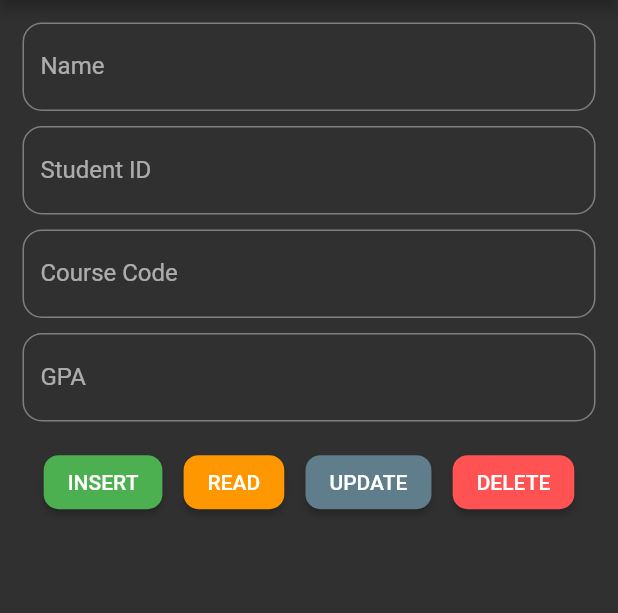
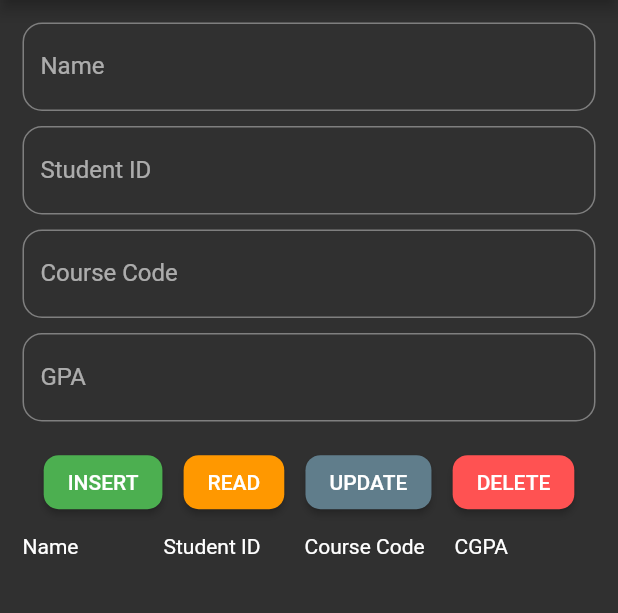
Before and after one commit to Sohag-84/student_database, a Flutter app: the screen it shows after launch, after a tap on "DELETE", on a phone screen of 412 x 824 dp, the part 84-697 px from its top. Run offline on Flutter 3.47's test engine with Material 2 defaults, Android fonts, the phone set to English and light mode, and no system bars; our stand-ins replace cloud_firestore, firebase_core; accounts and stored records are empty.

```diff
--- a/lib/main.dart
+++ b/lib/main.dart
@@ -17,7 +17,7 @@ class MyApp extends StatelessWidget {
       theme: ThemeData(
         primaryColor: Colors.blue,
         brightness: Brightness.light,
-        accentColor: Colors.cyan
+        //accentColor: Colors.cyan
       ),
       home: const NewApp(),
     );
@@ -75,6 +75,10 @@ class _NewAppState extends State<NewApp> {
 
   @override
   Widget build(BuildContext context) {
+
+    double width = MediaQuery.of(context).size.width;
+    double height = MediaQuery.of(context).size.height;
+
     return MaterialApp(
       debugShowCheckedModeBanner: false,
       theme: ThemeData.dark(),
@@ -83,7 +87,9 @@ class _NewAppState extends State<NewApp> {
           title: const Text("Student database"),
           centerTitle: true,
         ),
-        body: Padding(
+        body: ListView(
+          children: [
+            Padding(
               padding: const EdgeInsets.only(left: 15.0,right: 15),
               child: Form(
                 key: _form,
@@ -92,13 +98,13 @@ class _NewAppState extends State<NewApp> {
                       Padding(
                         padding: const EdgeInsets.only(top: 15),
                         child: TextFormField(
-                    validator: (name){
-                      if(name!.isEmpty || name.length<3){
-                        return "Enter a valid name more than 3 character";
-                      }else{
-                        return null;
-                      }
-                    },
+                          // validator: (name){
+                          //   if(name!.isEmpty || name.length<3){
+                          //     return "Enter a valid name more than 3 character";
+                          //   }else{
+                          //     return null;
+                          //   }
+                          // },
                           controller: _nameController,
                           decoration: const InputDecoration(
                               border: OutlineInputBorder(
@@ -120,13 +126,13 @@ class _NewAppState extends State<NewApp> {
                         padding: const EdgeInsets.only(top: 10),
                         child: TextFormField(
                           controller: _idController,
-                    validator: (studentId){
-                      if(studentId!.isEmpty || studentId.length<9){
-                        return "Enter a valid student ID more than 9 character";
-                      }else{
-                        return null;
-                      }
-                    },
+                          // validator: (studentId){
+                          //   if(studentId!.isEmpty || studentId.length<9){
+                          //     return "Enter a valid student ID more than 9 character";
+                          //   }else{
+                          //     return null;
+                          //   }
+                          // },
                           keyboardType: TextInputType.number,
                           decoration: const InputDecoration(
                               border: OutlineInputBorder(
@@ -148,13 +154,13 @@ class _NewAppState extends State<NewApp> {
                         padding: const EdgeInsets.only(top: 10),
                         child: TextFormField(
                           controller: _programIdController,
-                    validator: (courseId){
-                      if(courseId!.isEmpty || courseId.length<6){
-                        return "Enter a valid course code more than 6 character";
-                      }else{
-                        return null;
-                      }
-                    },
+                          // validator: (courseId){
+                          //   if(courseId!.isEmpty || courseId.length<6){
+                          //     return "Enter a valid course code more than 6 character";
+                          //   }else{
+                          //     return null;
+                          //   }
+                          // },
                           keyboardType: TextInputType.text,
                           decoration: const InputDecoration(
                               border: OutlineInputBorder(
@@ -200,7 +206,7 @@ class _NewAppState extends State<NewApp> {
                           },
                         ),
                       ),
-                SizedBox(height: MediaQuery.of(context).size.height*0.02,),
+                      SizedBox(height: height*0.02,),
                       Row(
                         mainAxisAlignment: MainAxisAlignment.spaceEvenly,
                         children: [
@@ -246,10 +252,49 @@ class _NewAppState extends State<NewApp> {
                           ),
                         ],
                       ),
+                      SizedBox(height: height*0.013,),
+                      Row(
+                        children: const [
+                          Expanded(child: Text("Name")),
+                          Expanded(child: Text("Student ID")),
+                          Expanded(child: Text("Course Code")),
+                          SizedBox(width: 6,),
+                          Expanded(child: Text("CGPA")),
                         ],
+                      ),
+                      SizedBox(height: height*0.02,),
+                      StreamBuilder<QuerySnapshot>(
+                          stream: FirebaseFirestore.instance.collection("Mystudent").snapshots(),
+                          builder: (context,snapshot) {
+                            if(snapshot.hasData){
+                              return ListView.builder(
+                                shrinkWrap: true,
+                                itemCount: snapshot.data!.docs.length,
+                                itemBuilder: (BuildContext context, int index) {
+                                  DocumentSnapshot document = snapshot.data!.docs[index];
+                                  return Row(
+                                    children: [
+                                      Expanded(child: Text(document["studentName"])),
+                                      Expanded(child: Text(document["studentID"])),
+                                      Expanded(child: Text(document["programID"])),
+                                      Expanded(child: Text(document["studentGPA"])),
+
+                                    ],
+                                  );
+                                },
+                              );
+                            }else{
+                              return const Center(
+                                child: CircularProgressIndicator(),
+                              );
+                            }
+                          })
+                    ]
                 ),
               ),
             ),
+          ],
+        )
       ),
     );
   }
@@ -257,7 +302,7 @@ class _NewAppState extends State<NewApp> {
 
 
   insertData() {
-      DocumentReference documentReference = FirebaseFirestore.instance.collection("Mystudent").doc(studentName);
+      DocumentReference documentReference = FirebaseFirestore.instance.collection("Mystudent").doc(studentID);
 
       //create map
       Map<String, dynamic> student = {
@@ -266,16 +311,16 @@ class _NewAppState extends State<NewApp> {
         "programID": programID,
         "studentGPA": studentGPA
       };
-      documentReference.set(student).whenComplete(() => print("$studentName created"));
+      documentReference.set(student).whenComplete(() => print("$studentID created"));
       clearText();
 
   }
   readData() {
-    DocumentReference documentReference = FirebaseFirestore.instance.collection("Mystudent").doc(studentName);
+    DocumentReference documentReference = FirebaseFirestore.instance.collection("Mystudent").doc(studentID);
     documentReference.get().then((value){
+      print(value.get("studentID"));
+      print(value.get("studentName"));
 
-      print(value.get("studentName"));
-      print(value.get("studentID"));
       print(value.get("programID"));
       print(value.get("studentGPA"));
 
@@ -283,7 +328,7 @@ class _NewAppState extends State<NewApp> {
     clearText();
   }
   updateData() {
-    DocumentReference documentReference = FirebaseFirestore.instance.collection("Mystudent").doc(studentName);
+    DocumentReference documentReference = FirebaseFirestore.instance.collection("Mystudent").doc(studentID);
 
     //create map
     Map<String, dynamic> student = {
@@ -296,9 +341,9 @@ class _NewAppState extends State<NewApp> {
     clearText();
   }
   deleteData() {
-    DocumentReference documentReference = FirebaseFirestore.instance.collection("Mystudent").doc(studentName);
+    DocumentReference documentReference = FirebaseFirestore.instance.collection("Mystudent").doc(studentID);
 
-    documentReference.delete().whenComplete(() => print("$studentName is deleted successfully"));
+    documentReference.delete().whenComplete(() => print("$studentID is deleted successfully"));
     clearText();
   }
 }
```
Lines whose indentation alone changed are shown as unchanged.
